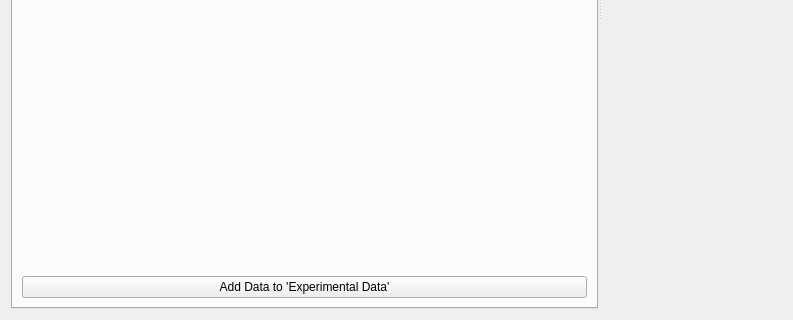
CSB-at-ZIB/BioPARKIN, file src/simulationworkbench/widgets/tablewidget_v1.ui: the form before one commit; both pictures show x 0 to 793 and y 301 to 621 of the 793 by 621 pixel window.
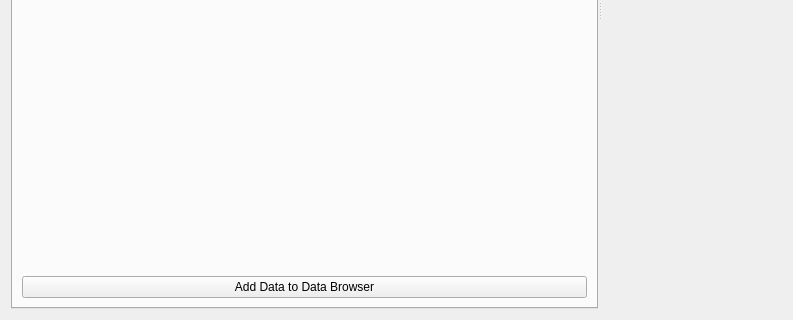
The form after the commit. The open tabs and pages were chosen to show the change.

Commit message:
Repair: Add as experimental data (to Data Browser)
When you look at the list of changed files, you see I had to touch a lot of files. Sadly, the complete handling of data is not very stable and ideally should be redone at some point in the future.

```diff
--- a/src/simulationworkbench/widgets/tablewidget_v1.ui
+++ b/src/simulationworkbench/widgets/tablewidget_v1.ui
@@ -124,7 +124,7 @@
         <item>
          <widget class="QPushButton" name="buttonSetExperimentalData">
           <property name="text">
-           <string>Add Data to 'Experimental Data'</string>
+           <string>Add Data to Data Browser</string>
           </property>
           <property name="flat">
            <bool>false</bool>
```
Left out of the diff: 23 changed lines with no effect on the pictures. The commit also changes 9 other files.
